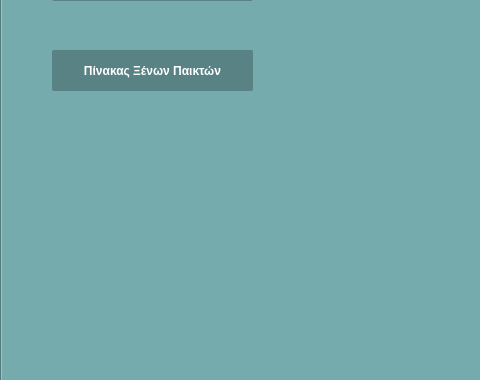
Above: untitled.ui from AntoniosSoula/database-project before the change; both pictures show x 0 to 480 and y 224 to 604 of the 800 by 604 pixel window. Below: the same form after it.
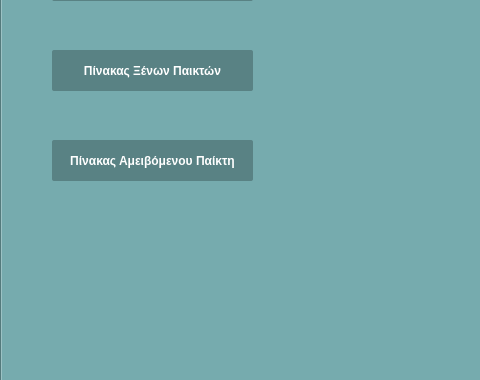
That is the form after the change.

The edit to the form file:
```diff
--- a/untitled.ui
+++ b/untitled.ui
@@ -700,6 +700,79 @@
        <string>Πίνακας Ξένων Παικτών</string>
       </property>
      </widget>
+     <widget class="QPushButton" name="buttonTablePaidPaiktis">
+      <property name="geometry">
+       <rect>
+        <x>50</x>
+        <y>320</y>
+        <width>201</width>
+        <height>41</height>
+       </rect>
+      </property>
+      <property name="styleSheet">
+       <string notr="true">        QPushButton {
+            font-size: 12px;
+            padding: 1px 2.7px;
+            font-weight: 500;
+            background: #598284;;
+            color: white;
+            border: none;
+            position: relative;
+            overflow: hidden;
+            border-radius: 2px;
+            cursor: pointer;
+        }
+
+        QPushButton::hover {
+            background: #3f5b5d;
+        }
+
+        QPushButton::pressed {
+            transform: scale(0.97);
+        }
+
+        QPushButton .gradient {
+            position: absolute;
+            width: 100%;
+            height: 100%;
+            left: 0;
+            top: 0;
+            border-radius: 2px;
+            margin-top: -0.25em;
+            background-image: linear-gradient(
+                rgba(0, 0, 0, 0),
+                rgba(0, 0, 0, 0),
+                rgba(0, 0, 0, 0.3)
+            );
+        }
+
+        QPushButton .label {
+            position: relative;
+            top: -1px;
+        }
+
+        QPushButton .transition {
+            transition-timing-function: cubic-bezier(0, 0, 0.2, 1);
+            transition-duration: 500ms;
+            background-color: #3f5b5d;
+            border-radius: 9999px;
+            width: 0;
+            height: 0;
+            position: absolute;
+            left: 50%;
+            top: 50%;
+            transform: translate(-50%, -50%);
+        }
+
+        QPushButton:hover .transition {
+            width: 14em;
+            height: 14em;
+        }</string>
+      </property>
+      <property name="text">
+       <string>Πίνακας Αμειβόμενου Παίκτη</string>
+      </property>
+     </widget>
     </widget>
     <widget class="QWidget" name="tab_3">
      <attribute name="title">
```
